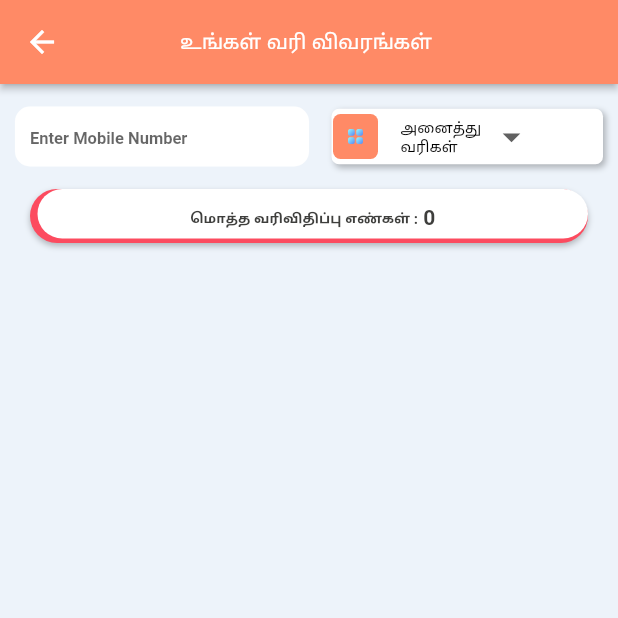
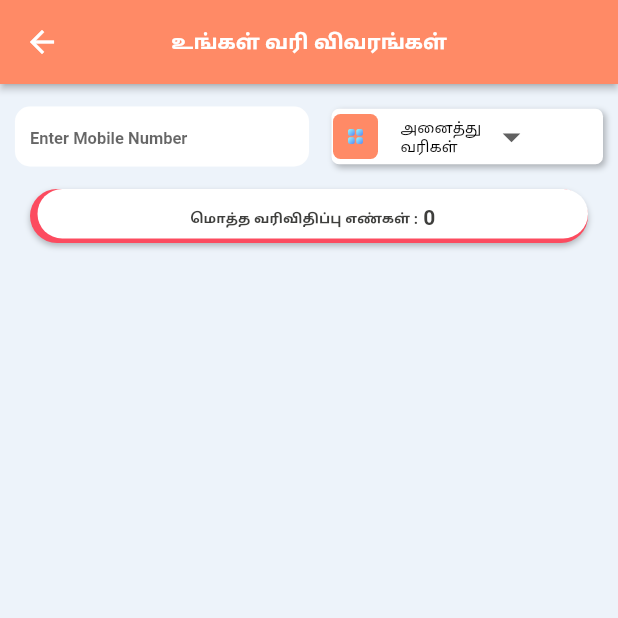
Before and after one commit to TNANDROID/public_vptax, a Flutter app: the AllYourTaxDetails screen opened directly, on a phone screen of 412 x 824 dp, the top half of it. Run offline on Flutter 3.47's test engine with Material 2 defaults, Android fonts, the phone set to English and light mode, and no system bars; our stand-ins replace device_info_plus, easy_localization, flutter_form_builder, flutter_staggered_animations, flutter_svg, form_builder_validators and 9 more; missing offline and left inert: dart_jsonwebtoken, datetime_setting, encrypt, responsive_grid_list, syncfusion_flutter_pdfviewer; accounts and stored records are empty.

Commit message:
App Bar Customization

```diff
--- a/lib/Activity/About_Village/know_your_village.dart
+++ b/lib/Activity/About_Village/know_your_village.dart
@@ -55,7 +55,7 @@ class _KYVDashboardState extends State<KYVDashboard> {
   Widget build(BuildContext context) {
     return Scaffold(
       backgroundColor: c.white,
-      appBar: AppBar(backgroundColor: c.colorPrimary, centerTitle: true, elevation: 2, title: UIHelper.titleTextStyle('know_your_village'.tr().toString(), c.white, 15, true, false)),
+      appBar: UIHelper.getBar('know_your_village'),
       body: ViewModelBuilder<StartUpViewModel>.reactive(
           onViewModelReady: (model) async {},
           builder: (context, model, child) {
--- a/lib/Activity/Auth/Home.dart
+++ b/lib/Activity/Auth/Home.dart
@@ -532,7 +532,7 @@ class _HomeState extends State<Home> {
               ElevatedButton(
                 onPressed: isLogout
                     ? () {
-                        preferencesService.cleanAllPreferences();
+                        //preferencesService.cleanAllPreferences();
                         Navigator.pushAndRemoveUntil(context, MaterialPageRoute(builder: (context) => Splash()), (route) => false);
                       }
                     : () {
--- a/lib/Activity/Tax_Collection/AllYourTaxDetails.dart
+++ b/lib/Activity/Tax_Collection/AllYourTaxDetails.dart
@@ -165,30 +165,7 @@ class _AllYourTaxDetailsState extends State<AllYourTaxDetails> with TickerProvid
   Widget build(BuildContext context) {
     return Scaffold(
         backgroundColor: c.white,
-        appBar: AppBar(
-          backgroundColor: c.colorPrimary,
-          centerTitle: true,
-          elevation: 2,
-          title: Center(
-            child: Row(
-              mainAxisAlignment: MainAxisAlignment.center,
-              crossAxisAlignment: CrossAxisAlignment.center,
-              children: [
-                Align(
-                  alignment: AlignmentDirectional.center,
-                  child: Container(
-                    transform: Matrix4.translationValues(-30.0, 0.0, 0.0),
-                    alignment: Alignment.center,
-                    child: Text(
-                      'tax_details_yours'.tr().toString(),
-                      style: TextStyle(fontSize: 15),
-                    ),
-                  ),
-                ),
-              ],
-            ),
-          ),
-        ),
+        appBar: UIHelper.getBar('tax_details_yours'),
         body: ViewModelBuilder<StartUpViewModel>.reactive(
             builder: (context, model, child) {
               return Container(
--- a/lib/Layout/ui_helper.dart
+++ b/lib/Layout/ui_helper.dart
@@ -19,6 +19,11 @@ class UIHelper {
   static const Widget horizontalSpaceSmall = SizedBox(width: 10.0);
   static const Widget horizontalSpaceMedium = SizedBox(width: 20.0);
   static const Widget horizontalSpaceLarge = SizedBox(width: 40.0);
+
+// AppBar Provider
+  static AppBar getBar(String title) {
+    return AppBar(backgroundColor: c.colorPrimary, centerTitle: true, elevation: 2, title: UIHelper.titleTextStyle(title.tr().toString(), c.white, 15, true, false));
+  }
 
 // Input Box Style Provider
   static OutlineInputBorder getInputBorder(double width, {double radius = 15, Color borderColor = Colors.transparent}) {
```
Also changed, not shown: lib/Activity/About_Village/Village_development_works.dart (+1 -11 lines), lib/Activity/Auth/signin_signup.dart (+21 -11 lines), lib/Activity/Tax_Collection/added_tax_pay_details.dart (+1 -18 lines), lib/Activity/Tax_Collection/taxCollection_details.dart (+1 -24 lines), lib/Activity/Tax_Collection/taxCollection_view_request_screen.dart (+6 -13 lines), lib/Activity/Transaction/CheckTransaction.dart (+2 -25 lines), lib/Activity/Transaction/View_receipt.dart (+1 -11 lines).
